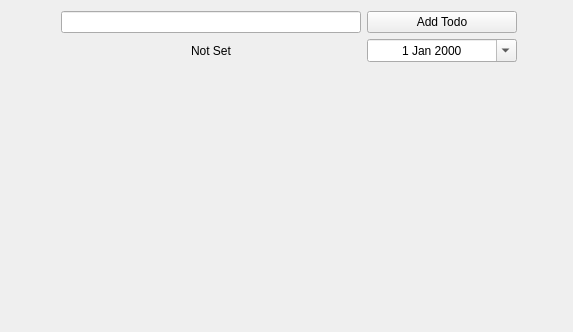
daniel-deru/WorkMate-3.0, file designs/xml/todo_widget.ui: the form before one commit.
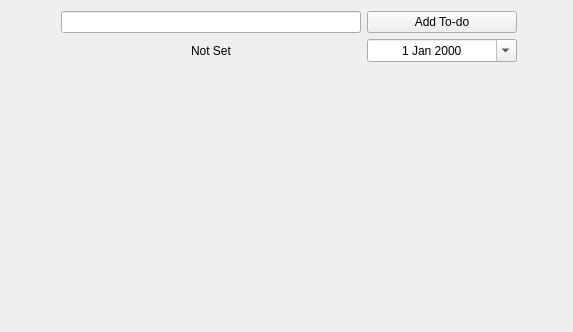
The form after the commit.

```diff
--- a/designs/xml/todo_widget.ui
+++ b/designs/xml/todo_widget.ui
@@ -62,7 +62,7 @@
         </size>
        </property>
        <property name="text">
-        <string>Add Todo</string>
+        <string>Add To-do</string>
        </property>
       </widget>
      </item>
```
